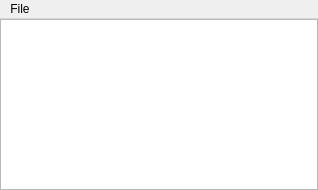
Before: the Qt Designer form gui/map.ui in michael-donat/MudMapper, drawn with Qt 5.
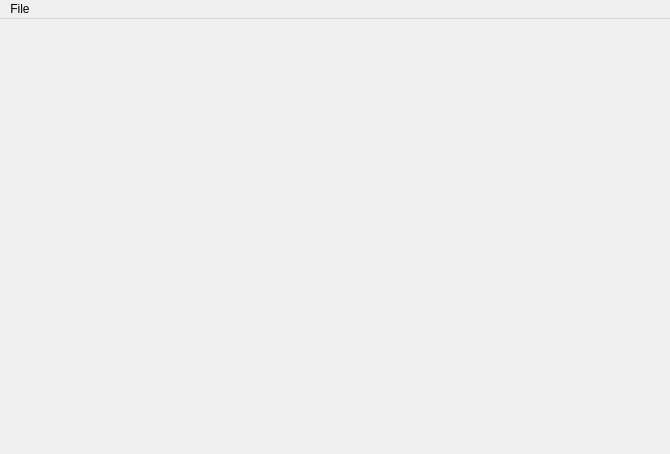
After: the same form once the commit is applied. Icons and pictures are not drawn.

```diff
--- a/gui/map.ui
+++ b/gui/map.ui
@@ -6,48 +6,20 @@
    <rect>
     <x>0</x>
     <y>0</y>
-    <width>318</width>
-    <height>190</height>
+    <width>670</width>
+    <height>454</height>
    </rect>
   </property>
   <property name="windowTitle">
    <string>MainWindow</string>
   </property>
-  <widget class="QWidget" name="centralwidget">
-   <layout class="QHBoxLayout" name="horizontalLayout">
-    <property name="margin">
-     <number>0</number>
-    </property>
-    <item>
-     <widget class="QGraphicsView" name="mapViewport">
-      <property name="renderHints">
-       <set>QPainter::Antialiasing|QPainter::HighQualityAntialiasing|QPainter::NonCosmeticDefaultPen|QPainter::SmoothPixmapTransform|QPainter::TextAntialiasing</set>
-      </property>
-      <property name="dragMode">
-       <enum>QGraphicsView::RubberBandDrag</enum>
-      </property>
-      <property name="transformationAnchor">
-       <enum>QGraphicsView::AnchorViewCenter</enum>
-      </property>
-      <property name="resizeAnchor">
-       <enum>QGraphicsView::AnchorViewCenter</enum>
-      </property>
-      <property name="viewportUpdateMode">
-       <enum>QGraphicsView::SmartViewportUpdate</enum>
-      </property>
-      <property name="rubberBandSelectionMode">
-       <enum>Qt::ContainsItemShape</enum>
-      </property>
-     </widget>
-    </item>
-   </layout>
-  </widget>
+  <widget class="QWidget" name="mapViewportWrapper"/>
   <widget class="QMenuBar" name="menuBar">
    <property name="geometry">
     <rect>
      <x>0</x>
      <y>0</y>
-     <width>318</width>
+     <width>670</width>
      <height>22</height>
     </rect>
    </property>
```
Left out of the diff: 36 changed lines with no effect on the pictures.
